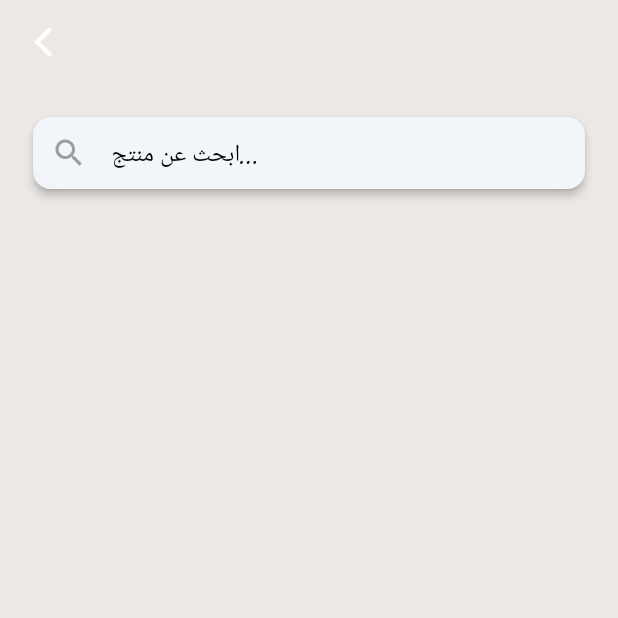
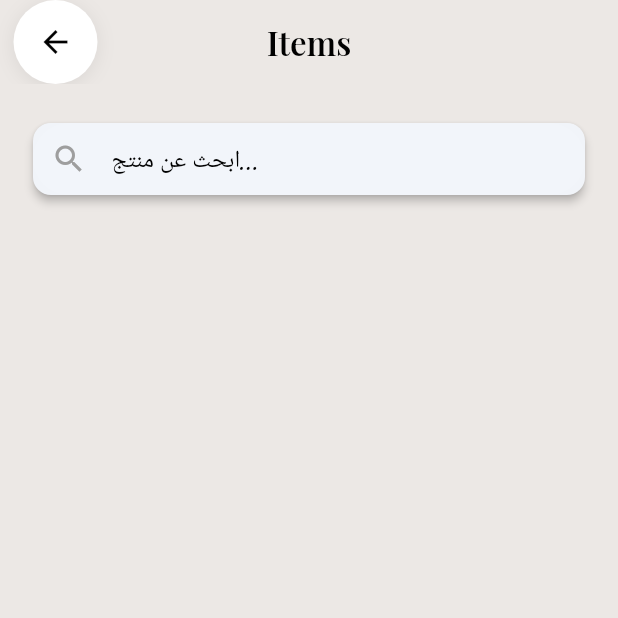
Before and after one commit to Hossam-5555/hos, a Flutter app: the Items screen opened by its route, on a phone screen of 412 x 824 dp, the top half of it. Run offline on Flutter 3.47's test engine with Material 3 defaults, Android fonts, the phone set to English and light mode, and no system bars; our stand-ins replace dartz, firebase_core, firebase_messaging, flutter_otp_text_field, flutter_svg, get and 4 more; missing offline and left inert: flutter_ringtone_player; accounts and stored records are empty; statements that could not run were skipped; project files that could hold a hidden picture were left out.

```diff
--- a/lib/veiw/userscreen/screen/home/items.dart
+++ b/lib/veiw/userscreen/screen/home/items.dart
@@ -3,8 +3,8 @@ import 'package:get/get.dart';
 import 'package:hos/controler/home/favorite/fav_controller.dart';
 import 'package:hos/controler/home/items_controler.dart';
 import 'package:hos/core/class/handlingdataview.dart';
-import 'package:hos/core/conistant/appcolor.dart';
 import 'package:hos/veiw/userscreen/screen/searchpage.dart';
+import 'package:hos/veiw/wedget/appbarbackicon.dart';
 import 'package:hos/veiw/wedget/items/productcard.dart';
 import 'package:hos/veiw/wedget/items/itemslist.dart';
 import 'package:hos/veiw/wedget/searchbar.dart';
@@ -18,13 +18,9 @@ class Items extends StatelessWidget {
     ItemsControler controller = Get.put(ItemsControler());
     FavController favController = Get.put(FavController());
     return Scaffold(
-      appBar: AppBar(
-        leading: IconButton(
-          onPressed: () {
-            Get.back();
-          },
-          icon: Icon(Icons.arrow_back_ios, color: Appcolor.white),
-        ),
+      appBar: PreferredSize(
+        preferredSize: const Size.fromHeight(60),
+        child: Appbarbackicon(title: "Items", herotag: "carttag"),
       ),
       body: SafeArea(
         child: Padding(
```
Also changed, not shown: lib/controler/checkout&cart/checkoutcontroller.dart (+8 -3 lines), lib/controler/home/itemsdetailscontroller.dart (+6 -7 lines), lib/veiw/wedget/items/itemsdetails/buttom.dart (+11 -7 lines).
